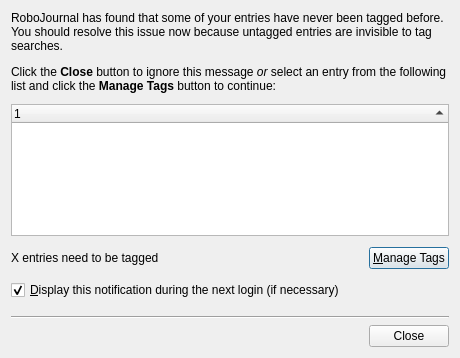
This is ui/tagreminder.ui in pwizard2/robojournal as Qt 5 draws it before an edit. The edited form follows.
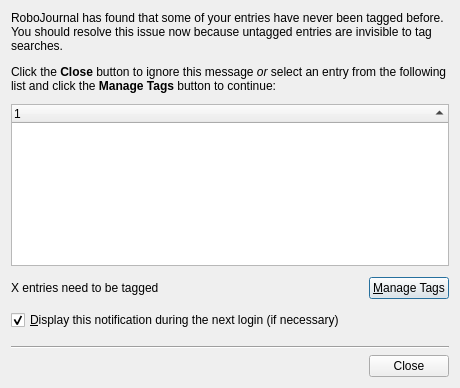
This is the edited form. Icons and pictures are not drawn.

Commit message: fixed tagreminder & revised help error msgs

Patch:
```diff
--- a/ui/tagreminder.ui
+++ b/ui/tagreminder.ui
@@ -7,7 +7,7 @@
     <x>0</x>
     <y>0</y>
     <width>460</width>
-    <height>358</height>
+    <height>388</height>
    </rect>
   </property>
   <property name="windowTitle">
@@ -47,6 +47,12 @@
    </item>
    <item>
     <widget class="QTreeWidget" name="EntryList">
+     <property name="showDropIndicator" stdset="0">
+      <bool>false</bool>
+     </property>
+     <property name="sortingEnabled">
+      <bool>true</bool>
+     </property>
      <property name="allColumnsShowFocus">
       <bool>true</bool>
      </property>
```
The commit also changes 2 other files.
